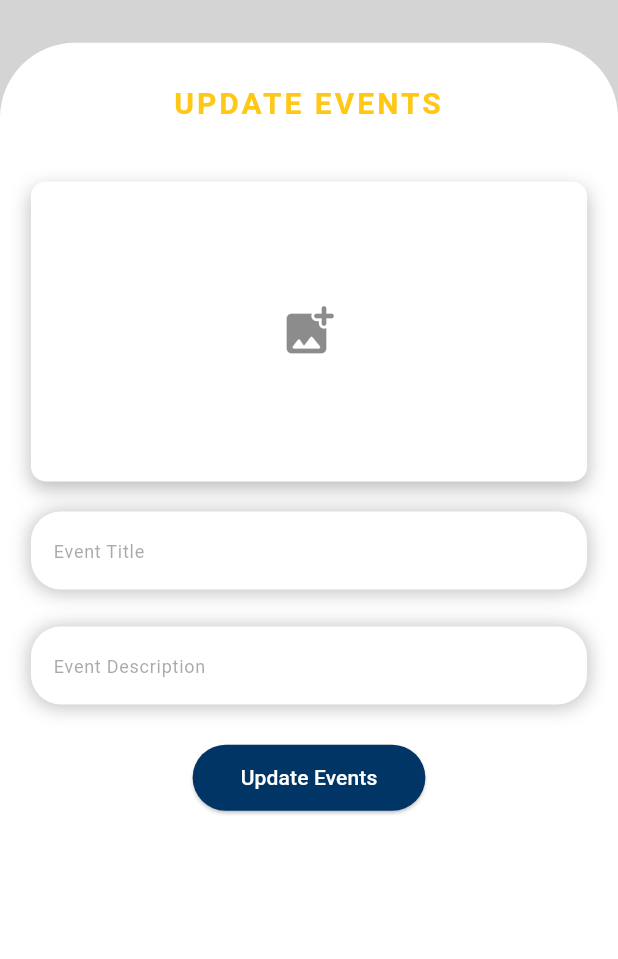
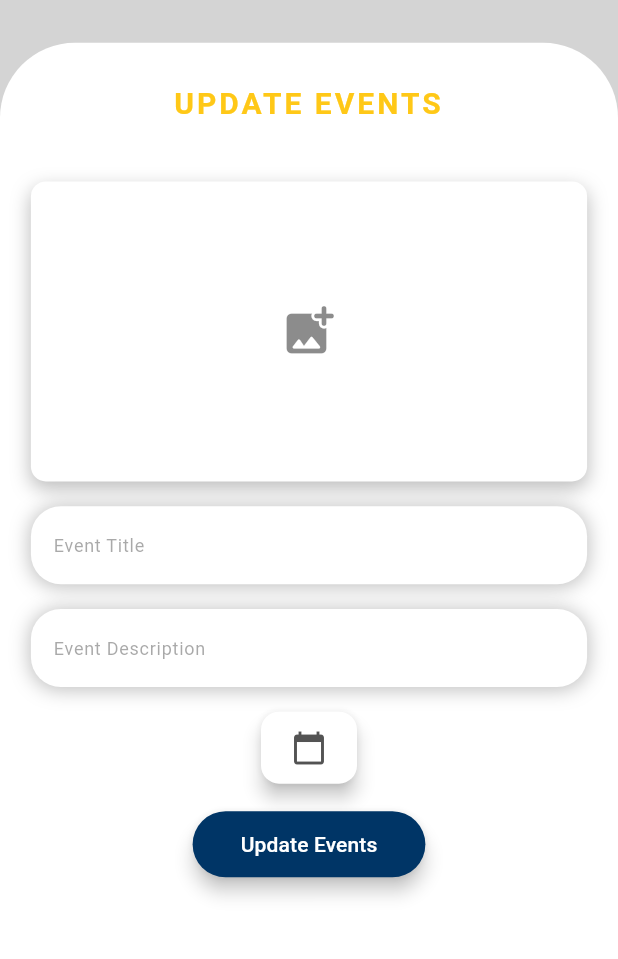
Before and after one commit to hammadak03/MUET-Admin, a Flutter app: the UpdateEventsScreen screen opened by its route, on a phone screen of 412 x 824 dp, the part 239-1198 px from its top. Run offline on Flutter 3.47's test engine with Material 3 defaults, Android fonts, the phone set to English and light mode, and no system bars; our stand-ins replace firebase_core, get, image_picker; accounts and stored records are empty.

Commit message:
Added DateSelector in update_events_screen.dart

```diff
--- a/lib/main.dart
+++ b/lib/main.dart
@@ -13,6 +13,7 @@ class MyApp extends StatelessWidget {
   Widget build(BuildContext context) {
     return MaterialApp(
       title: 'MUET App Admin',
+      debugShowCheckedModeBanner: false,
       theme: ThemeData(
         primarySwatch: Colors.blue,
       ),
--- a/lib/screens/update_events_screen.dart
+++ b/lib/screens/update_events_screen.dart
@@ -18,6 +18,7 @@ class _UpdateEventsScreenState extends State<UpdateEventsScreen> {
   final ImagePicker _picker = ImagePicker();
   final TextEditingController _titleController = TextEditingController();
   final TextEditingController _descriptionController = TextEditingController();
+  DateTime? _selectedDate;
 
   @override
   void dispose() {
@@ -32,6 +33,20 @@ class _UpdateEventsScreenState extends State<UpdateEventsScreen> {
       _image = pickedFile;
     });
     return pickedFile;
+  }
+
+  Future<void> _pickDate(BuildContext context) async {
+    final DateTime? pickedDate = await showDatePicker(
+      context: context,
+      initialDate: DateTime.now(),
+      firstDate: DateTime(2000),
+      lastDate: DateTime(2101),
+    );
+    if (pickedDate != null && pickedDate != DateTime.now()) {
+      setState(() {
+        _selectedDate = pickedDate;
+      });
+    }
   }
 
   @override
@@ -52,16 +67,41 @@ class _UpdateEventsScreenState extends State<UpdateEventsScreen> {
                       initialImage: _image,
                       onImagePicked: _pickImage,
                     ),
-                    const SizedBox(height: 20,),
+                    SizedBox(height: ScreenUtils.height(context) * 0.02,),
                     CustomTextField(
-                        hintText: "Event Title", controller: _titleController),
+                      hintText: "Event Title",
+                      controller: _titleController,
+                    ),
                     SizedBox(
-                      height: ScreenUtils.height(context) * 0.03,
+                      height: ScreenUtils.height(context) * 0.02,
                     ),
                     CustomTextField(
-                        hintText: "Event Description", controller: _descriptionController),
+                      hintText: "Event Description",
+                      controller: _descriptionController,
+                    ),
                     SizedBox(
-                      height: ScreenUtils.height(context) * 0.03,
+                      height: ScreenUtils.height(context) * 0.02,
+                    ),
+                    ElevatedButton(
+                      onPressed: () {
+                        _pickDate(context);
+                      },
+                      style: ElevatedButton.styleFrom(
+                        backgroundColor: backgroundColor,
+                        padding: const EdgeInsets.symmetric(horizontal: 20, vertical: 12),
+                        shape: RoundedRectangleBorder(
+                          borderRadius: BorderRadius.circular(12),
+                        ),
+                        elevation: 5,
+                      ),
+                      child: const Icon(
+                        Icons.calendar_today,
+                        size: 24,
+                        color: textColor,
+                      ),
+                    ),
+                    SizedBox(
+                      height: ScreenUtils.height(context) * 0.02,
                     ),
                     ElevatedButton(
                       onPressed: () {
@@ -70,7 +110,9 @@ class _UpdateEventsScreenState extends State<UpdateEventsScreen> {
                       style: ElevatedButton.styleFrom(
                         backgroundColor: darkBlueColor,
                         padding: const EdgeInsets.symmetric(horizontal: 32, vertical: 12),
+                        elevation: 5,
                       ),
+
                       child: const Text('Update Events', style: TextStyle(color: Colors.white),),
                     ),
                   ],
```
